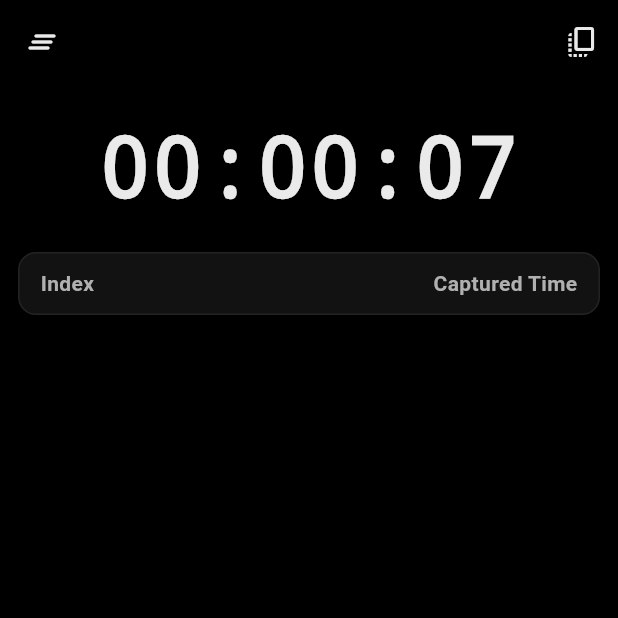
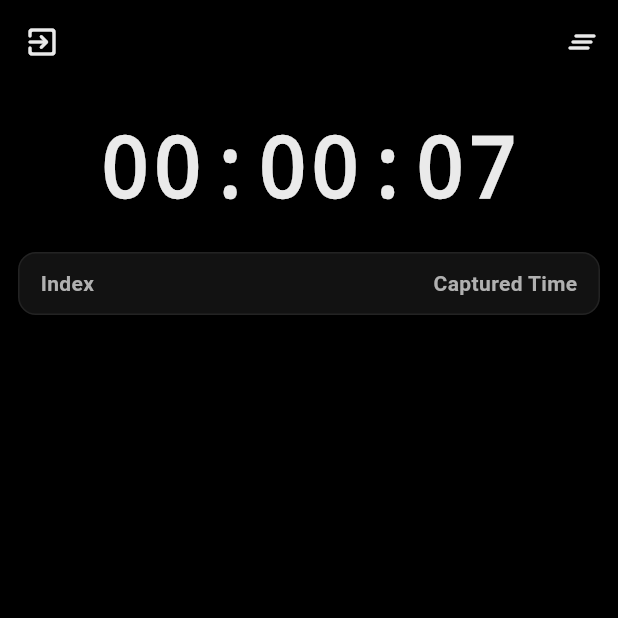
Before and after one commit to tejaswisinghparmar/Rapid_Timer, a Flutter app: the screen it shows after launch, on a phone screen of 412 x 824 dp, the top half of it. Run offline on Flutter 3.47's test engine with Material 3 defaults, Android fonts, the light colour scheme and no system bars; our stand-ins replace shared_preferences.

Commit message:
added delete with Flutter stopwatch

```diff
--- a/lib/main.dart
+++ b/lib/main.dart
@@ -205,6 +205,11 @@ class _StopwatchHomePageState extends State<StopwatchHomePage>
     );
   }
 
+  void _exitApp() {
+    HapticFeedback.lightImpact();
+    SystemNavigator.pop();
+  }
+
   String _formatDuration(Duration d) {
     final int hours = d.inHours;
     final int minutes = d.inMinutes.remainder(60);
@@ -223,18 +228,21 @@ class _StopwatchHomePageState extends State<StopwatchHomePage>
     return Scaffold(
       appBar: AppBar(
         title: const SizedBox.shrink(),
-        leading: GestureDetector(
-          onLongPress: _clearAll,
-          child: const Tooltip(
-            message: 'Long press to clear',
-            child: Icon(Icons.clear_all_rounded),
-          ),
+        leading: IconButton(
+          tooltip: 'Exit',
+          icon: const Icon(Icons.exit_to_app_rounded),
+          onPressed: _exitApp,
         ),
         actions: <Widget>[
           IconButton(
-            tooltip: 'Copy',
-            onPressed: _copyAll,
-            icon: const Icon(Icons.copy_all_rounded),
+            tooltip: 'Long press to clear',
+            onPressed: () {
+              ScaffoldMessenger.of(context).showSnackBar(
+                const SnackBar(content: Text('Long press Clear to remove all entries.')),
+              );
+            },
+            onLongPress: _clearAll,
+            icon: const Icon(Icons.clear_all_rounded),
           ),
         ],
       ),
```
